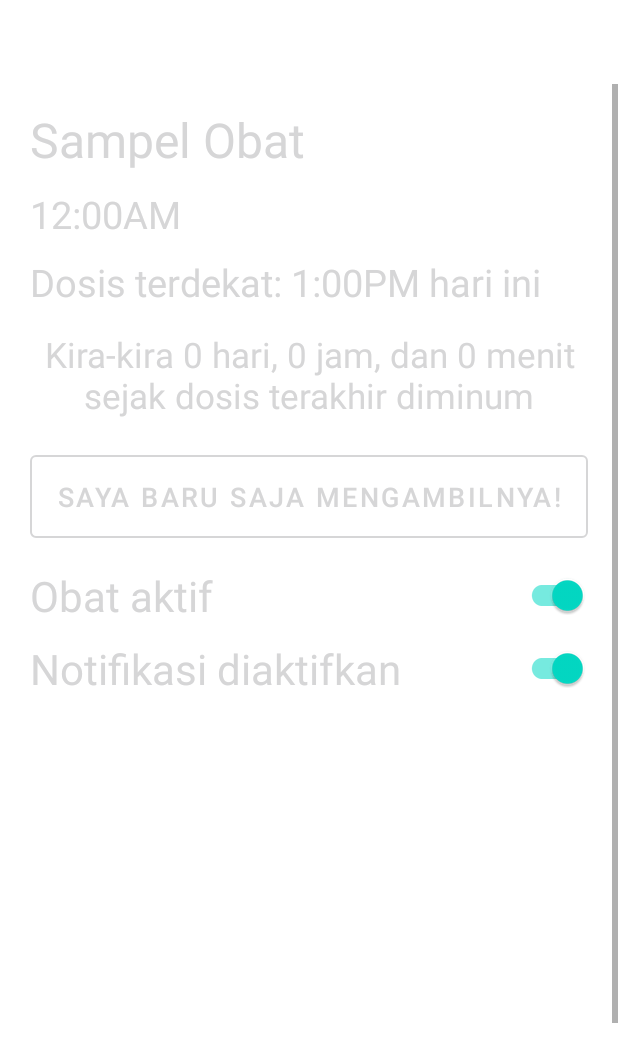
After one commit to fiqriturhamz/MedicationReminder, an Android app: the layout activity_med_detail.xml on its own in the app's theme, with its tools: preview values and no code run, on a phone screen of 412 x 824 dp. The commit adds this screen. Shown: the top 1062 px of the screen. Run offline under Robolectric (Android 15) with nearby library versions, the phone set to English and light mode, and no system bars.

Commit message:
Menambahkan activity med_detail dan string

```diff
--- /dev/null
+++ b/app/src/main/java/com/example/medicationreminder/MedDetailActivity.kt
@@ -0,0 +1,11 @@
+package com.example.medicationreminder
+
+import androidx.appcompat.app.AppCompatActivity
+import android.os.Bundle
+
+class MedDetailActivity : AppCompatActivity() {
+    override fun onCreate(savedInstanceState: Bundle?) {
+        super.onCreate(savedInstanceState)
+        setContentView(R.layout.activity_med_detail)
+    }
+}
--- /dev/null
+++ b/app/src/main/res/layout/activity_med_detail.xml
@@ -0,0 +1,230 @@
+<?xml version="1.0" encoding="utf-8"?>
+<androidx.appcompat.widget.LinearLayoutCompat xmlns:android="http://schemas.android.com/apk/res/android"
+    xmlns:app="http://schemas.android.com/apk/res-auto"
+    xmlns:tools="http://schemas.android.com/tools"
+    android:layout_width="match_parent"
+    android:layout_height="match_parent"
+    tools:context=".MedDetailActivity"
+    android:orientation="vertical">
+
+    <com.google.android.material.appbar.MaterialToolbar
+        android:id="@+id/toolbar"
+        android:layout_width="match_parent"
+        android:layout_height="?android:actionBarSize"
+        android:gravity="center_vertical" />
+
+    <androidx.core.widget.NestedScrollView
+        android:id="@+id/outer_scroll"
+        android:layout_width="match_parent"
+        android:layout_height="wrap_content"
+        android:scrollbars="vertical"
+        android:fadeScrollbars="false">
+        <androidx.appcompat.widget.LinearLayoutCompat
+            android:layout_width="match_parent"
+            android:layout_height="wrap_content"
+            android:orientation="vertical">
+            <com.google.android.material.textview.MaterialTextView
+                android:id="@+id/name_label"
+                android:layout_width="match_parent"
+                android:layout_height="wrap_content"
+                android:textColor="@color/sub_green"
+                app:autoSizeTextType="uniform"
+                android:textSize="32sp"
+                android:paddingTop="15dp"
+                android:paddingHorizontal="20dp"
+                android:paddingBottom="5dp"
+                android:text="@string/sample_medicine"/>
+
+            <com.google.android.material.textview.MaterialTextView
+                android:id="@+id/time_label"
+                android:layout_width="match_parent"
+                android:layout_height="wrap_content"
+                android:textColor="@color/green"
+                app:autoSizeTextType="uniform"
+                android:textSize="25sp"
+                android:paddingVertical="5dp"
+                android:paddingHorizontal="20dp"
+                android:text="@string/midnight"/>
+
+            <com.google.android.material.textview.MaterialTextView
+                android:id="@+id/closest_dose_label"
+                android:layout_width="match_parent"
+                android:layout_height="wrap_content"
+                android:textColor="@color/green"
+                app:autoSizeTextType="uniform"
+                android:textSize="25sp"
+                android:paddingVertical="5dp"
+                android:paddingHorizontal="20dp"
+                android:text="@string/closest_dose_sample"/>
+
+            <com.google.android.material.textview.MaterialTextView
+                android:id="@+id/time_since_dose_label"
+                android:layout_width="match_parent"
+                android:layout_height="wrap_content"
+                android:textColor="@color/green"
+                app:autoSizeTextType="uniform"
+                android:textSize="23sp"
+                android:paddingVertical="10dp"
+                android:paddingHorizontal="20dp"
+                android:gravity="center_horizontal"
+                android:text="@string/time_since_dose_sample"/>
+
+            <com.google.android.material.button.MaterialButton
+                android:id="@+id/just_took_it_button"
+                android:layout_width="match_parent"
+                android:layout_height="wrap_content"
+                android:layout_marginVertical="8dp"
+                android:layout_marginHorizontal="20dp"
+                android:padding="15dp"
+                android:textSize="18sp"
+                android:text="@string/i_just_took_it"
+                android:textColor="@color/green"
+                app:strokeColor="@color/sub_green"
+                style="@style/Widget.MaterialComponents.Button.OutlinedButton" />
+
+            <com.google.android.material.switchmaterial.SwitchMaterial
+                android:id="@+id/active_switch"
+                android:layout_width="match_parent"
+                android:layout_height="wrap_content"
+                android:text="@string/medication_active"
+                android:textColor="@color/green"
+                app:autoSizeTextType="uniform"
+                android:textSize="28sp"
+                android:paddingVertical="5dp"
+                android:paddingHorizontal="20dp"
+                android:checked="true"/>
+
+            <com.google.android.material.switchmaterial.SwitchMaterial
+                android:id="@+id/notification_switch"
+                android:layout_width="match_parent"
+                android:layout_height="wrap_content"
+                android:text="@string/notifications_enabled"
+                android:textColor="@color/green"
+                app:autoSizeTextType="uniform"
+                android:textSize="28sp"
+                android:paddingVertical="5dp"
+                android:paddingHorizontal="20dp"
+                android:checked="true"/>
+
+            <com.google.android.material.textview.MaterialTextView
+                android:id="@+id/rx_number_label"
+                android:layout_width="match_parent"
+                android:layout_height="wrap_content"
+                android:textColor="@color/white"
+                app:autoSizeTextType="uniform"
+                android:textSize="23sp"
+                android:paddingTop="5dp"
+                android:paddingHorizontal="20dp"
+                android:paddingBottom="5dp"
+                android:text="@string/sample_prescription_number_label"/>
+
+            <com.google.android.material.textview.MaterialTextView
+                android:id="@+id/type_label"
+                android:layout_width="match_parent"
+                android:layout_height="wrap_content"
+                android:textColor="@color/white"
+                app:autoSizeTextType="uniform"
+                android:textSize="23sp"
+                android:paddingVertical="5dp"
+                android:paddingHorizontal="20dp"
+                android:text="@string/sample_type_label"/>
+
+            <com.google.android.material.textview.MaterialTextView
+                android:id="@+id/take_with_food_label"
+                android:layout_width="match_parent"
+                android:layout_height="wrap_content"
+                android:textColor="@color/white"
+                app:autoSizeTextType="uniform"
+                android:textSize="23sp"
+                android:paddingVertical="5dp"
+                android:paddingHorizontal="20dp"
+                android:text="@string/take_with_food"/>
+
+            <com.google.android.material.textview.MaterialTextView
+                android:id="@+id/dose_amount_label"
+                android:layout_width="match_parent"
+                android:layout_height="wrap_content"
+                android:textColor="@color/white"
+                app:autoSizeTextType="uniform"
+                android:textSize="23sp"
+                android:paddingVertical="5dp"
+                android:paddingHorizontal="20dp"
+                android:text="@string/sample_dose_amount_label"/>
+
+            <com.google.android.material.textview.MaterialTextView
+                android:id="@+id/remaining_doses_label"
+                android:layout_width="match_parent"
+                android:layout_height="wrap_content"
+                android:textColor="@color/white"
+                app:autoSizeTextType="uniform"
+                android:textSize="23sp"
+                android:paddingVertical="5dp"
+                android:paddingHorizontal="20dp"
+                android:text="@string/sample_remaining_doses_label"/>
+
+            <com.google.android.material.textview.MaterialTextView
+                android:id="@+id/pharmacy_label"
+                android:layout_width="match_parent"
+                android:layout_height="wrap_content"
+                android:textColor="@color/white"
+                app:autoSizeTextType="uniform"
+                android:textSize="23sp"
+                android:paddingVertical="5dp"
+                android:paddingHorizontal="20dp"
+                android:text="@string/sample_pharmacy_label"/>
+
+            <com.google.android.material.textview.MaterialTextView
+                android:id="@+id/detail_label"
+                android:layout_width="match_parent"
+                android:layout_height="wrap_content"
+                android:textColor="@color/white"
+                app:autoSizeTextType="uniform"
+                android:textSize="23sp"
+                android:paddingVertical="5dp"
+                android:paddingHorizontal="20dp"
+                android:text="@string/sample_description"/>
+
+            <com.google.android.material.textview.MaterialTextView
+                android:id="@+id/previous_doses_label"
+                android:layout_width="match_parent"
+                android:layout_height="wrap_content"
+                android:textColor="@color/green"
+                app:autoSizeTextType="uniform"
+                android:textSize="25sp"
+                android:paddingTop="20dp"
+                android:paddingHorizontal="20dp"
+                android:text="@string/previous_doses"/>
+
+            <com.google.android.material.textview.MaterialTextView
+                android:id="@+id/delete_hint_label"
+                android:layout_width="match_parent"
+                android:layout_height="wrap_content"
+                android:textColor="@color/green"
+                app:autoSizeTextType="uniform"
+                android:textSize="22sp"
+                android:paddingHorizontal="20dp"
+                android:paddingBottom="20dp"
+                android:text="@string/record_delete_hint"/>
+
+            <com.google.android.material.textview.MaterialTextView
+                android:id="@+id/detail_hint_label"
+                android:layout_width="match_parent"
+                android:layout_height="wrap_content"
+                android:textColor="@color/green"
+                app:autoSizeTextType="uniform"
+                android:textSize="22sp"
+                android:paddingHorizontal="20dp"
+                android:paddingBottom="20dp"
+                android:text="@string/record_detail_hint"/>
+
+            <ListView
+                android:id="@+id/previous_doses_list"
+                android:layout_width="match_parent"
+                android:layout_height="wrap_content"
+                android:divider="@color/background"
+                android:dividerHeight="5dp"/>
+
+        </androidx.appcompat.widget.LinearLayoutCompat>
+    </androidx.core.widget.NestedScrollView>
+
+</androidx.appcompat.widget.LinearLayoutCompat>
--- a/app/src/main/res/values/strings.xml
+++ b/app/src/main/res/values/strings.xml
@@ -3,5 +3,38 @@
     <string name="add_medications">Tambah obat ke daftar Anda</string>
     <string name="new_medication">Obat baru</string>
     <string name="midnight">12:00AM</string>
+    <string name="sample_description">Ini adalah contoh deskripsi obat. Ini memiliki banyak kalimat dan mencakup banyak baris.</string>
     <string name="schedule_dose">Jadwalkan Dosis</string>
+    <string name="dose_details">Detail Dosis</string>
+    <string name="about">Tentang</string>
+    <string name="medication_details">Detail Obat</string>
+    <string name="edit_medication">Ubah Obat</string>
+    <string name="sample_medicine">Sampel Obat</string>
+    <string name="closest_dose_sample">Dosis terdekat: 1:00PM hari ini</string>
+    <string name="dose_record_delete_warning">Catatan dosis akan dihapus secara permanen.</string>
+    <string name="record_delete_hint">(Klik lama sebuah catatan untuk menghapusnya)</string>
+    <string name="record_detail_hint">(Ketuk catatan untuk melihat detail)</string>
+    <string name="time_since_dose_sample">Kira-kira 0 hari, 0 jam, dan 0 menit sejak dosis terakhir diminum</string>
+    <string name="time_since_dose_template">Kira-kira %1$d hari, %2$d jam, and %3$d menit sejak dosis terakhir diminum</string>
+    <string name="previous_doses">Dosis sebelumnya:</string>
+    <string name="i_just_took_it">Saya baru saja mengambilnya!</string>
+    <string name="medication_active">Obat aktif</string>
+    <string name="notifications_enabled">Notifikasi diaktifkan</string>
+    <string name="notifications_disabled">Notifikasi dimatikan</string>
+    <string name="sample_type_label">Tipe: Tidak terdefinisi</string>
+    <string name="prescription_number_hint">Resep #</string>
+    <string name="prescription_number_label_format">Resep #: %1$s</string>
+    <string name="sample_prescription_number_label">Resep #: Tidak terdefinisi</string>
+    <string name="pharmacy">Farmasi</string>
+    <string name="pharmacy_label_format">Farmasi: %1$s</string>
+    <string name="sample_pharmacy_label">Farmasi: Tidak terdefinisi</string>
+    <string name="dose_unit">Unit Dosis</string>
+    <string name="dose_amount">Banyak Dosis</string>
+    <string name="dose_amount_label_format">%1$s%2$s per dosis</string>
+    <string name="sample_dose_amount_label">5mg per dosis</string>
+    <string name="remaining_doses">Sisa Dosis</string>
+    <string name="sample_remaining_doses_label">10 dosis tersisa</string>
+    <string name="remaining_doses_label_format">%1$d dosis tersisa</string>
+    <string name="no_remaining_doses_message">Tidak ada dosis yang tersisa\nJika ini salah, perbarui dosis yang tersisa dengan mengubah obatnya</string>
+    <string name="take_with_food">Ambil dengan makanan</string>
 </resources>
```
